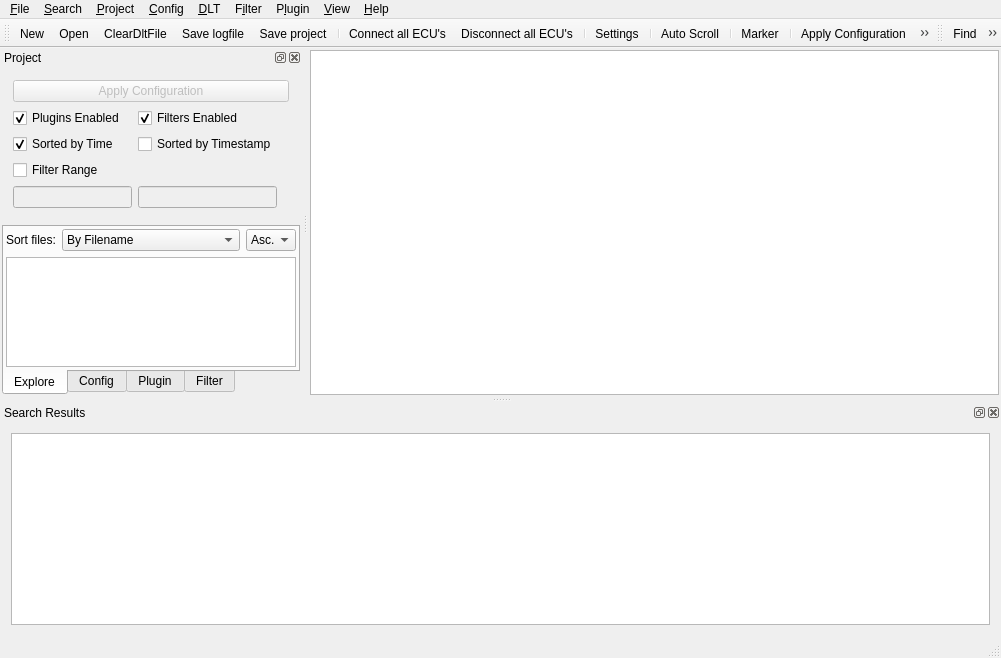
Qt form src/mainwindow.ui (COVESA/dlt-viewer) before a commit.
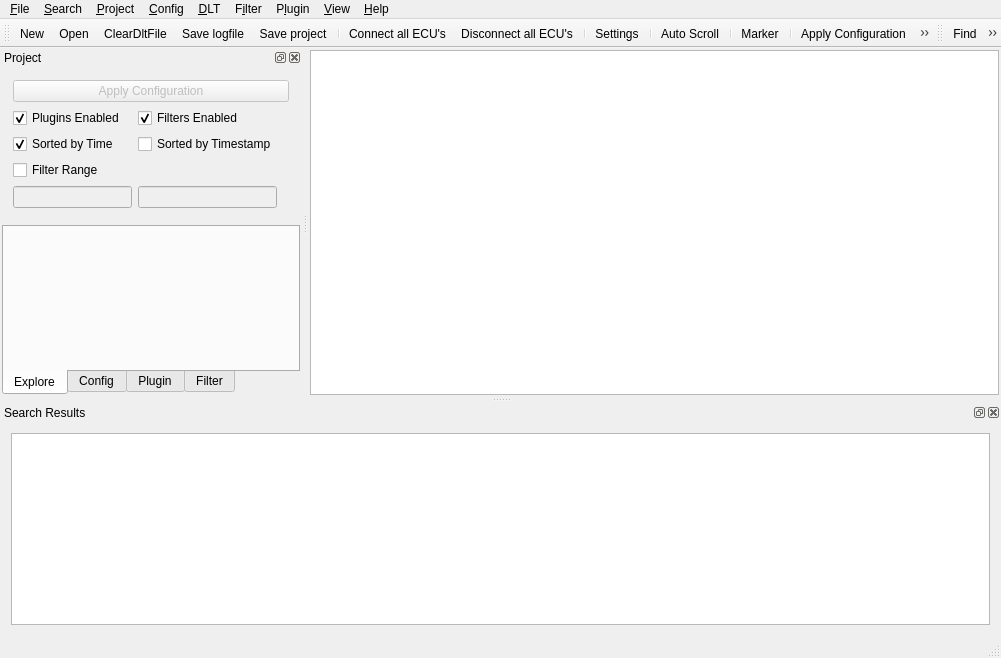
The same form after that commit. Icons and pictures are not drawn. Custom widgets are drawn as their Qt base class.

Commit message:
Fix UI and usability issues related to FileExplorer
- Removed redundant exploreView widget from mainwindow.ui.

- Restored multi-selection capability in the new FileExplorer.

- Added support for handling multiple files in the context menu.

Diff of the .ui file:
```diff
--- a/src/mainwindow.ui
+++ b/src/mainwindow.ui
@@ -477,73 +477,6 @@
          <property name="bottomMargin">
           <number>2</number>
          </property>
-         <item>
-          <layout class="QHBoxLayout" name="horizontalLayout_3">
-           <property name="topMargin">
-            <number>0</number>
-           </property>
-           <item>
-            <widget class="QLabel" name="labelExplorerSort">
-             <property name="maximumSize">
-              <size>
-               <width>50</width>
-               <height>16777215</height>
-              </size>
-             </property>
-             <property name="text">
-              <string>Sort files:</string>
-             </property>
-            </widget>
-           </item>
-           <item>
-            <widget class="QComboBox" name="comboBoxExplorerSortType">
-             <item>
-              <property name="text">
-               <string>By Filename</string>
-              </property>
-             </item>
-             <item>
-              <property name="text">
-               <string>By Timestamp</string>
-              </property>
-             </item>
-            </widget>
-           </item>
-           <item>
-            <widget class="QComboBox" name="comboBoxExplorerSortOrder">
-             <property name="maximumSize">
-              <size>
-               <width>50</width>
-               <height>16777215</height>
-              </size>
-             </property>
-             <item>
-              <property name="text">
-               <string>Asc.</string>
-              </property>
-             </item>
-             <item>
-              <property name="text">
-               <string>Desc.</string>
-              </property>
-             </item>
-            </widget>
-           </item>
-          </layout>
-         </item>
-         <item>
-          <widget class="QTreeView" name="exploreView">
-           <property name="selectionMode">
-            <enum>QAbstractItemView::SelectionMode::ExtendedSelection</enum>
-           </property>
-           <property name="sortingEnabled">
-            <bool>true</bool>
-           </property>
-           <attribute name="headerVisible">
-            <bool>false</bool>
-           </attribute>
-          </widget>
-         </item>
         </layout>
        </widget>
        <widget class="QWidget" name="tabConfig">
```
Left out of the diff: 6 changed lines with no effect on the pictures. The commit also changes 2 other files.
